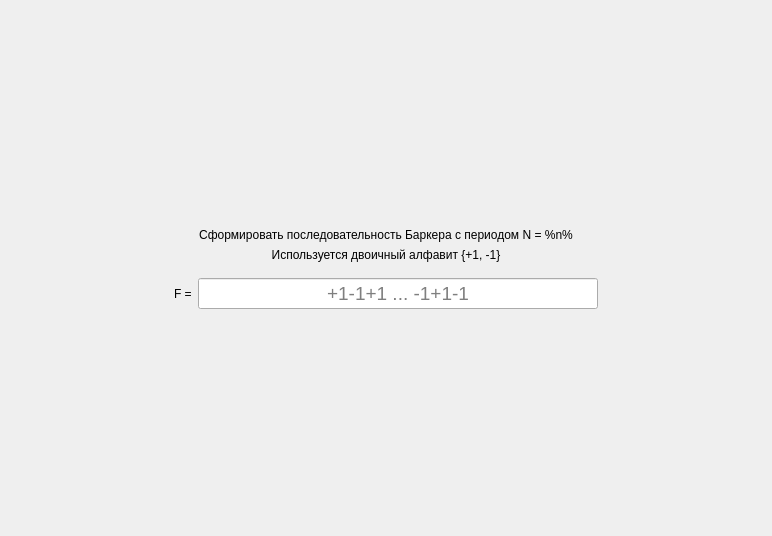
First picture: the form in task/screentask3.ui, repository bukhmastov/fpsp, before the edit.
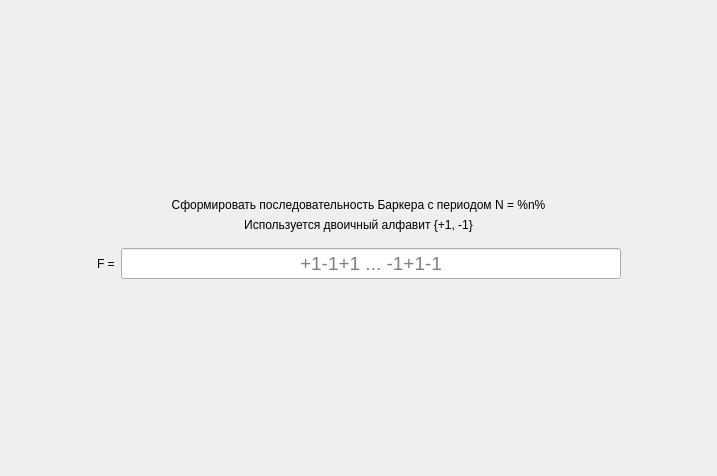
Second picture: the form after the edit.

Patch:
```diff
--- a/task/screentask3.ui
+++ b/task/screentask3.ui
@@ -6,8 +6,8 @@
    <rect>
     <x>0</x>
     <y>0</y>
-    <width>772</width>
-    <height>536</height>
+    <width>717</width>
+    <height>476</height>
    </rect>
   </property>
   <property name="windowTitle">
@@ -124,7 +124,7 @@
          </property>
          <property name="minimumSize">
           <size>
-           <width>400</width>
+           <width>500</width>
            <height>0</height>
           </size>
          </property>
```
